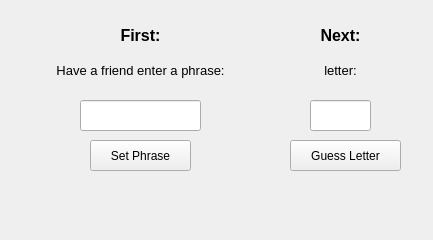
Old version of the form FinalProject/form.ui in the repository ehaider72/Final-Project_10c.
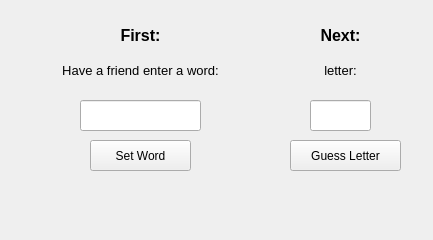
New version of the form.

What changed in the file:
```diff
--- a/FinalProject/form.ui
+++ b/FinalProject/form.ui
@@ -23,7 +23,7 @@
     </rect>
    </property>
    <property name="text">
-    <string>Set Phrase</string>
+    <string>Set Word</string>
    </property>
   </widget>
   <widget class="QLabel" name="label">
@@ -41,7 +41,7 @@
     </font>
    </property>
    <property name="text">
-    <string>Have a friend enter a phrase:</string>
+    <string>Have a friend enter a word:</string>
    </property>
    <property name="alignment">
     <set>Qt::AlignCenter</set>
```
